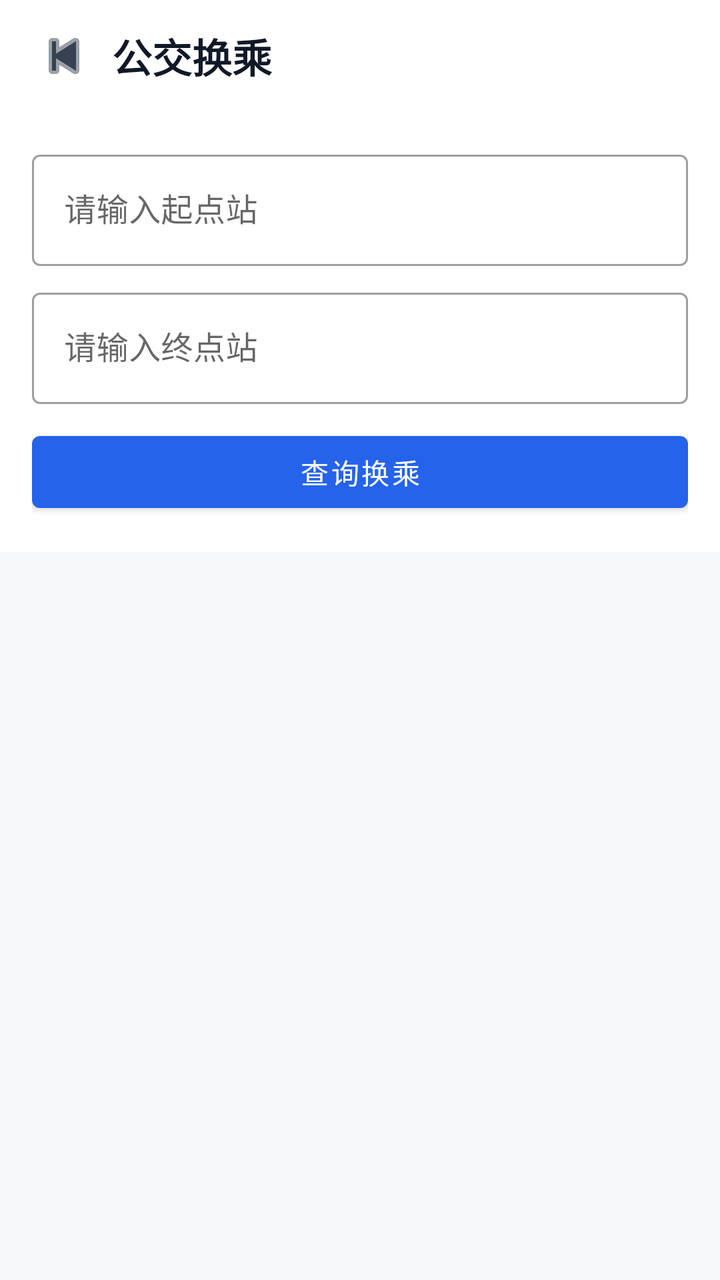
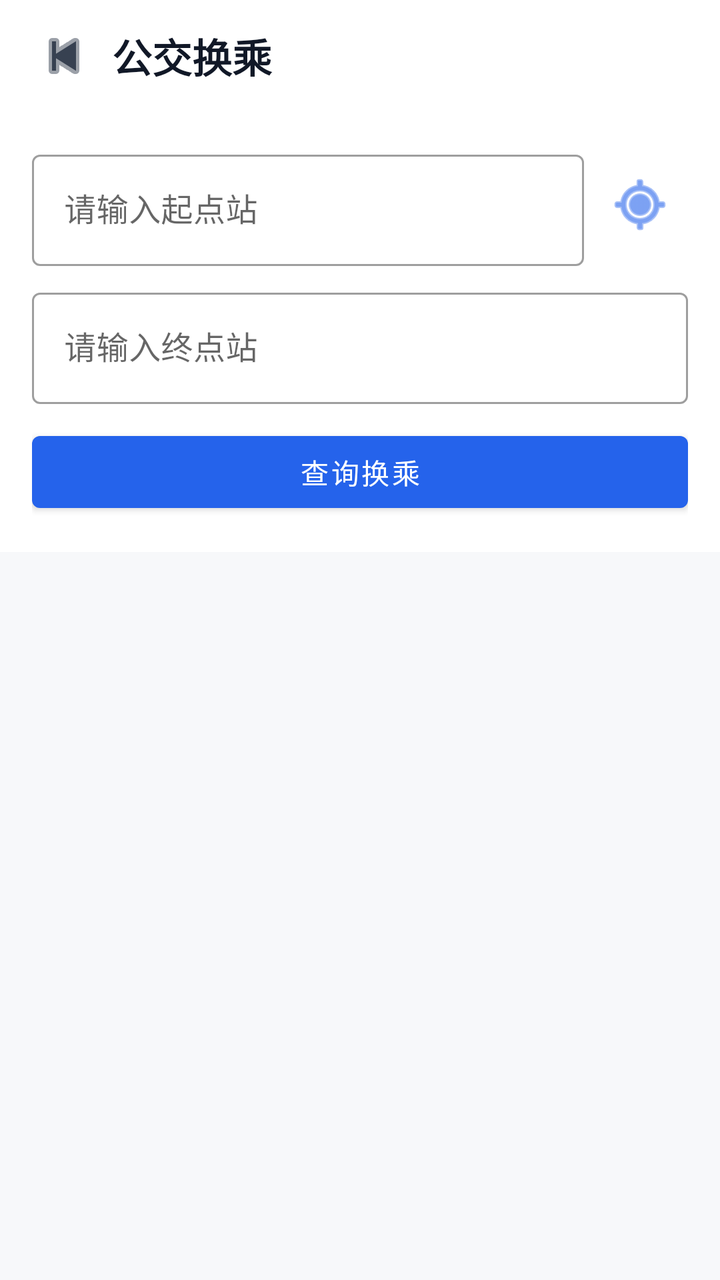

Two renders of the same Android screen: before a commit and after it. Below are the layout's source before the change and the commit's diff.
<!-- AndroidManifest.xml: application theme Theme.BandBus -->
<!-- res/layout/activity_transfer.xml -->
<?xml version="1.0" encoding="utf-8"?>
<LinearLayout xmlns:android="http://schemas.android.com/apk/res/android" android:layout_width="match_parent" android:layout_height="match_parent" android:background="#F7F8FA" android:orientation="vertical">
    <LinearLayout android:layout_width="match_parent" android:layout_height="56dp" android:background="@android:color/white" android:gravity="center_vertical" android:paddingHorizontal="8dp">
        <ImageButton android:id="@+id/btnBack" android:layout_width="48dp" android:layout_height="48dp" android:background="?attr/selectableItemBackgroundBorderless" android:contentDescription="@string/action_back" android:src="@android:drawable/ic_media_previous" android:tint="#374151" />
        <TextView android:layout_width="0dp" android:layout_height="wrap_content" android:layout_weight="1" android:text="@string/title_transfer" android:textColor="#111827" android:textSize="20sp" android:textStyle="bold" />
    </LinearLayout>
    <LinearLayout android:layout_width="match_parent" android:layout_height="wrap_content" android:background="@android:color/white" android:orientation="vertical" android:padding="16dp">
        <com.google.android.material.textfield.TextInputLayout style="@style/Widget.MaterialComponents.TextInputLayout.OutlinedBox" android:layout_width="match_parent" android:layout_height="wrap_content" android:hint="@string/transfer_start_hint"><com.google.android.material.textfield.TextInputEditText android:id="@+id/inputStart" android:layout_width="match_parent" android:layout_height="wrap_content" android:inputType="text" android:maxLines="1" /></com.google.android.material.textfield.TextInputLayout>
        <com.google.android.material.textfield.TextInputLayout style="@style/Widget.MaterialComponents.TextInputLayout.OutlinedBox" android:layout_width="match_parent" android:layout_height="wrap_content" android:layout_marginTop="8dp" android:hint="@string/transfer_end_hint"><com.google.android.material.textfield.TextInputEditText android:id="@+id/inputEnd" android:layout_width="match_parent" android:layout_height="wrap_content" android:inputType="text" android:maxLines="1" /></com.google.android.material.textfield.TextInputLayout>
        <androidx.recyclerview.widget.RecyclerView android:id="@+id/stationSuggestions" android:layout_width="match_parent" android:layout_height="wrap_content" android:maxHeight="240dp" android:visibility="gone" />
        <com.google.android.material.button.MaterialButton android:id="@+id/btnSearchTransfer" android:layout_width="match_parent" android:layout_height="wrap_content" android:layout_marginTop="10dp" android:text="@string/action_search_transfer" />
    </LinearLayout>
    <TextView android:id="@+id/transferState" android:layout_width="match_parent" android:layout_height="wrap_content" android:padding="16dp" android:textColor="#6B7280" android:textSize="14sp" />
    <androidx.recyclerview.widget.RecyclerView android:id="@+id/schemeList" android:layout_width="match_parent" android:layout_height="0dp" android:layout_weight="1" android:padding="16dp" />
</LinearLayout>
<!-- resources referenced by this layout -->
<resources>
  <string name="action_back">返回</string>
  <string name="action_search_transfer">查询换乘</string>
  <string name="title_transfer">公交换乘</string>
  <string name="transfer_end_hint">请输入终点站</string>
  <string name="transfer_start_hint">请输入起点站</string>
  <style name="Theme.BandBus" parent="Theme.MaterialComponents.DayNight.NoActionBar">
          <item name="colorPrimary">@color/primary_blue</item>
          <item name="colorPrimaryVariant">@color/primary_blue_dark</item>
          <item name="colorOnPrimary">@color/white</item>
          <item name="colorSecondary">@color/teal_200</item>
          <item name="colorSecondaryVariant">@color/teal_700</item>
          <item name="colorOnSecondary">@color/black</item>
          <item name="android:statusBarColor" tools:targetApi="l">@color/primary_blue_dark</item>
          <item name="android:navigationBarColor">@color/white</item>
      </style>
  <color name="primary_blue">#2563EB</color>
  <color name="primary_blue_dark">#1D4ED8</color>
  <color name="white">#FFFFFFFF</color>
  <color name="teal_200">#FF03DAC5</color>
  <color name="teal_700">#FF018786</color>
  <color name="black">#FF000000</color>
</resources>

<!-- the commit's change to res/layout/activity_transfer.xml (unified diff, before → after) -->
@@ -5,7 +5,10 @@
         <TextView android:layout_width="0dp" android:layout_height="wrap_content" android:layout_weight="1" android:text="@string/title_transfer" android:textColor="#111827" android:textSize="20sp" android:textStyle="bold" />
     </LinearLayout>
     <LinearLayout android:layout_width="match_parent" android:layout_height="wrap_content" android:background="@android:color/white" android:orientation="vertical" android:padding="16dp">
-        <com.google.android.material.textfield.TextInputLayout style="@style/Widget.MaterialComponents.TextInputLayout.OutlinedBox" android:layout_width="match_parent" android:layout_height="wrap_content" android:hint="@string/transfer_start_hint"><com.google.android.material.textfield.TextInputEditText android:id="@+id/inputStart" android:layout_width="match_parent" android:layout_height="wrap_content" android:inputType="text" android:maxLines="1" /></com.google.android.material.textfield.TextInputLayout>
+        <LinearLayout android:layout_width="match_parent" android:layout_height="wrap_content" android:gravity="center_vertical" android:orientation="horizontal">
+            <com.google.android.material.textfield.TextInputLayout style="@style/Widget.MaterialComponents.TextInputLayout.OutlinedBox" android:layout_width="0dp" android:layout_height="wrap_content" android:layout_weight="1" android:hint="@string/transfer_start_hint"><com.google.android.material.textfield.TextInputEditText android:id="@+id/inputStart" android:layout_width="match_parent" android:layout_height="wrap_content" android:inputType="text" android:maxLines="1" /></com.google.android.material.textfield.TextInputLayout>
+            <ImageButton android:id="@+id/btnRouteLocation" android:layout_width="48dp" android:layout_height="48dp" android:layout_marginStart="4dp" android:background="?attr/selectableItemBackgroundBorderless" android:contentDescription="@string/transfer_use_location" android:src="@android:drawable/ic_menu_mylocation" android:tint="#2563EB" />
+        </LinearLayout>
         <com.google.android.material.textfield.TextInputLayout style="@style/Widget.MaterialComponents.TextInputLayout.OutlinedBox" android:layout_width="match_parent" android:layout_height="wrap_content" android:layout_marginTop="8dp" android:hint="@string/transfer_end_hint"><com.google.android.material.textfield.TextInputEditText android:id="@+id/inputEnd" android:layout_width="match_parent" android:layout_height="wrap_content" android:inputType="text" android:maxLines="1" /></com.google.android.material.textfield.TextInputLayout>
         <androidx.recyclerview.widget.RecyclerView android:id="@+id/stationSuggestions" android:layout_width="match_parent" android:layout_height="wrap_content" android:maxHeight="240dp" android:visibility="gone" />
         <com.google.android.material.button.MaterialButton android:id="@+id/btnSearchTransfer" android:layout_width="match_parent" android:layout_height="wrap_content" android:layout_marginTop="10dp" android:text="@string/action_search_transfer" />
<!-- resource entries referenced after the edit -->
@@ -5,6 +5,7 @@
   <string name="title_transfer">公交换乘</string>
   <string name="transfer_end_hint">请输入终点站</string>
   <string name="transfer_start_hint">请输入起点站</string>
+  <string name="transfer_use_location">使用我的位置</string>
   <style name="Theme.BandBus" parent="Theme.MaterialComponents.DayNight.NoActionBar">
           <item name="colorPrimary">@color/primary_blue</item>
           <item name="colorPrimaryVariant">@color/primary_blue_dark</item>
